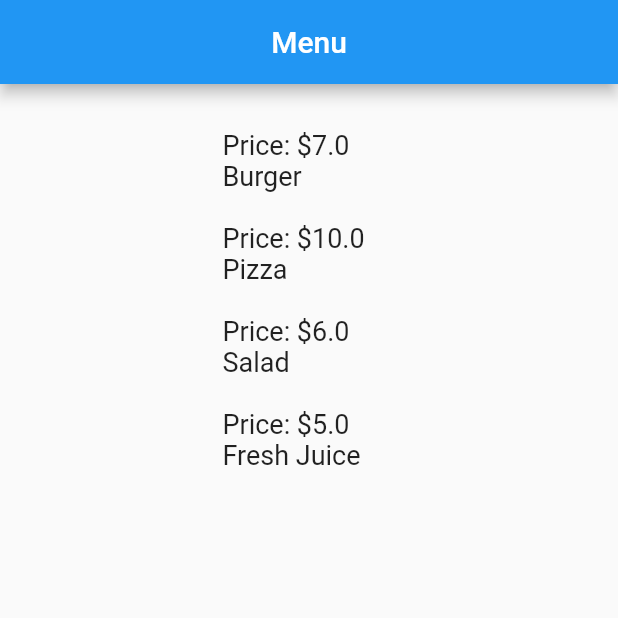
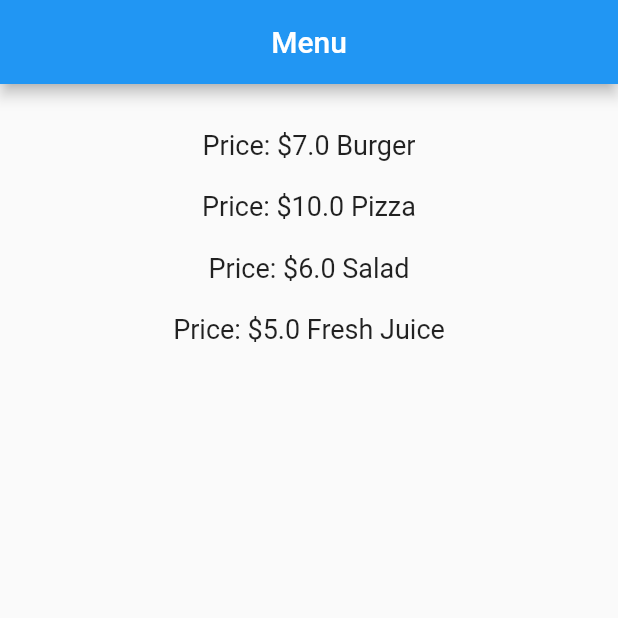
Before and after one commit to alichoumane/flutter_listview, a Flutter app: the screen it shows after launch, on a phone screen of 412 x 824 dp, the top half of it. Run offline on Flutter 3.47's test engine with Material 2 defaults, Android fonts, the phone set to English and light mode, and no system bars.

Commit message:
part 1 - removed width

```diff
--- a/lib/home.dart
+++ b/lib/home.dart
@@ -11,37 +11,29 @@ class Home extends StatefulWidget {
 class _HomeState extends State<Home> {
   @override
   Widget build(BuildContext context) {
-    double screenWidth = MediaQuery.of(context).size.width;
-    if(MediaQuery.of(context).orientation == Orientation.landscape)
-      screenWidth = screenWidth *0.8;
-
     return Scaffold(
       appBar: AppBar(
         title: Text("Menu"),
         centerTitle: true,
       ),
-      body: ShowItems(width: screenWidth),
+      body: ShowItems(),
     );
   }
 }
 
 class ShowItems extends StatelessWidget {
-  final double width;
-  const ShowItems({super.key, required this.width});
+  const ShowItems({super.key});
 
   @override
   Widget build(BuildContext context) {
-    print('width: $width');
     return ListView.builder(
       padding: const EdgeInsets.all(20.0),
         itemCount: items.length,
         itemBuilder: (context, index){
           return Column(children: [
             const SizedBox(height: 10),
-            SizedBox(width: width * 0.28,
-              child:Text(items[index].toString(), style: const TextStyle(fontSize: 18)),
-            ),
-          const SizedBox(height: 10)
+            Text(items[index].toString(), style: const TextStyle(fontSize: 18)),
+            const SizedBox(height: 10)
           ]);
         });
   }
```
